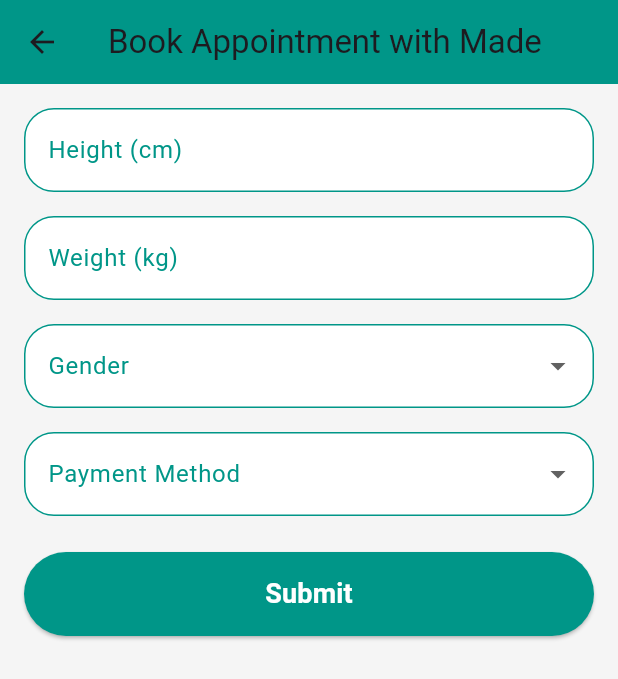
After one commit to geordievannese/GIZIJAGA, a Flutter app: the screen it shows after launch, item 2 of the bottom bar chosen, scrolled down 576 dp, after a tap on "Book an appointment", on a phone screen of 412 x 824 dp. The commit adds this screen. Shown: the top 679 px of the screen. Run offline on Flutter 3.47's test engine with Material 3 defaults, Android fonts, the phone set to English and light mode, and no system bars.

Commit message:
appointment maker

```diff
--- /dev/null
+++ b/lib/appointment.dart
@@ -0,0 +1,192 @@
+import 'package:flutter/material.dart';
+
+List<Map<String, dynamic>> bookingHistory = []; // Global booking history list
+
+class AppointmentPage extends StatefulWidget {
+  final String doctorName;
+  const AppointmentPage({super.key, required this.doctorName});
+
+  @override
+  _AppointmentPageState createState() => _AppointmentPageState();
+}
+
+class _AppointmentPageState extends State<AppointmentPage> with SingleTickerProviderStateMixin {
+  final _formKey = GlobalKey<FormState>();
+  TextEditingController heightController = TextEditingController();
+  TextEditingController weightController = TextEditingController();
+  String? gender;
+  String? paymentMethod;
+
+  late AnimationController _animationController;
+  late Animation<double> _animation;
+  bool bookingConfirmed = false;
+
+  @override
+  void initState() {
+    super.initState();
+    _animationController = AnimationController(
+      duration: const Duration(seconds: 2),
+      vsync: this,
+    );
+    _animation = CurvedAnimation(
+      parent: _animationController,
+      curve: Curves.easeOut,
+    );
+  }
+
+  @override
+  void dispose() {
+    _animationController.dispose();
+    heightController.dispose();
+    weightController.dispose();
+    super.dispose();
+  }
+
+  void _submitForm() {
+    if (_formKey.currentState!.validate()) {
+      // Add booking to history
+      bookingHistory.add({
+        'doctor': widget.doctorName,
+        'height': heightController.text,
+        'weight': weightController.text,
+        'gender': gender,
+        'paymentMethod': paymentMethod,
+        'date': DateTime.now(),
+      });
+
+      setState(() {
+        bookingConfirmed = true;
+      });
+      _animationController.forward().then((_) {
+        ScaffoldMessenger.of(context).showSnackBar(
+          SnackBar(
+            content: const Text("Your booking has been saved!"),
+            behavior: SnackBarBehavior.floating,
+            duration: const Duration(seconds: 2),
+          ),
+        );
+      });
+    }
+  }
+
+  @override
+  Widget build(BuildContext context) {
+    return Scaffold(
+      backgroundColor: Colors.grey[100],
+      appBar: AppBar(
+        title: Text('Book Appointment with ${widget.doctorName}'),
+        backgroundColor: Colors.teal,
+        elevation: 0,
+      ),
+      body: bookingConfirmed
+          ? Center(
+              child: ScaleTransition(
+                scale: _animation,
+                child: const Column(
+                  mainAxisAlignment: MainAxisAlignment.center,
+                  children: [
+                    Icon(Icons.check_circle, color: Colors.teal, size: 100),
+                    SizedBox(height: 20),
+                    Text(
+                      "Your booking has been saved!",
+                      style: TextStyle(fontSize: 24, fontWeight: FontWeight.bold, color: Colors.teal),
+                    ),
+                  ],
+                ),
+              ),
+            )
+          : Padding(
+              padding: const EdgeInsets.all(16.0),
+              child: Form(
+                key: _formKey,
+                child: ListView(
+                  children: [
+                    _buildTextField(heightController, 'Height (cm)', TextInputType.number),
+                    const SizedBox(height: 16),
+                    _buildTextField(weightController, 'Weight (kg)', TextInputType.number),
+                    const SizedBox(height: 16),
+                    _buildDropdown('Gender', ['Male', 'Female', 'Other'], (value) => gender = value),
+                    const SizedBox(height: 16),
+                    _buildDropdown('Payment Method', ['Credit Card', 'Debit Card', 'Cash'], (value) => paymentMethod = value),
+                    const SizedBox(height: 24),
+                    ElevatedButton(
+                      onPressed: _submitForm,
+                      style: ElevatedButton.styleFrom(
+                        backgroundColor: Colors.teal,
+                        foregroundColor: Colors.white,
+                        padding: const EdgeInsets.symmetric(vertical: 15),
+                        shape: RoundedRectangleBorder(borderRadius: BorderRadius.circular(30)),
+                      ),
+                      child: const Text(
+                        'Submit',
+                        style: TextStyle(fontSize: 18, fontWeight: FontWeight.bold),
+                      ),
+                    ),
+                  ],
+                ),
+              ),
+            ),
+    );
+  }
+
+  Widget _buildTextField(TextEditingController controller, String label, TextInputType keyboardType) {
+    return TextFormField(
+      controller: controller,
+      decoration: InputDecoration(
+        labelText: label,
+        filled: true,
+        fillColor: Colors.white,
+        labelStyle: const TextStyle(color: Colors.teal),
+        border: OutlineInputBorder(borderRadius: BorderRadius.circular(20)),
+        enabledBorder: OutlineInputBorder(
+          borderSide: const BorderSide(color: Colors.teal),
+          borderRadius: BorderRadius.circular(20),
+        ),
+        focusedBorder: OutlineInputBorder(
+          borderSide: const BorderSide(color: Colors.teal, width: 2),
+          borderRadius: BorderRadius.circular(20),
+        ),
+      ),
+      keyboardType: keyboardType,
+      validator: (value) {
+        if (value == null || value.isEmpty) {
+          return 'Please enter your $label';
+        }
+        return null;
+      },
+    );
+  }
+
+  Widget _buildDropdown(String label, List<String> items, void Function(String?) onChanged) {
+    return DropdownButtonFormField<String>(
+      decoration: InputDecoration(
+        labelText: label,
+        filled: true,
+        fillColor: Colors.white,
+        labelStyle: const TextStyle(color: Colors.teal),
+        border: OutlineInputBorder(borderRadius: BorderRadius.circular(20)),
+        enabledBorder: OutlineInputBorder(
+          borderSide: const BorderSide(color: Colors.teal),
+          borderRadius: BorderRadius.circular(20),
+        ),
+        focusedBorder: OutlineInputBorder(
+          borderSide: const BorderSide(color: Colors.teal, width: 2),
+          borderRadius: BorderRadius.circular(20),
+        ),
+      ),
+      items: items
+          .map((item) => DropdownMenuItem(
+                value: item,
+                child: Text(item),
+              ))
+          .toList(),
+      onChanged: onChanged,
+      validator: (value) {
+        if (value == null) {
+          return 'Please select your $label';
+        }
+        return null;
+      },
+    );
+  }
+}
--- a/lib/konsultasi.dart
+++ b/lib/konsultasi.dart
@@ -1,6 +1,7 @@
 import 'package:flutter/material.dart';
 import 'dart:async';
 import 'dart:math';
+import 'appointment.dart'; // Import the new file for appointment booking
 
 class KonsultasiDokterPage extends StatefulWidget {
   const KonsultasiDokterPage({super.key});
@@ -92,7 +93,6 @@ void _filterDoctors(String query) {
     });
   }
 
-
   @override
   Widget build(BuildContext context) {
     return SingleChildScrollView(
@@ -157,7 +157,10 @@ void _filterDoctors(String query) {
                     ),
                     borderRadius: BorderRadius.circular(20),
                   ),
-                  child: Row(
+                  child: Column(
+                    crossAxisAlignment: CrossAxisAlignment.start,
+                    children: [
+                      Row(
                         crossAxisAlignment: CrossAxisAlignment.center,
                         children: [
                           const CircleAvatar(
@@ -234,6 +237,34 @@ void _filterDoctors(String query) {
                           ),
                         ],
                       ),
+                      const SizedBox(height: 10),
+                      Align(
+                        alignment: Alignment.centerRight,
+                        child: TextButton(
+                          onPressed: () {
+                            Navigator.push(
+                              context,
+                              MaterialPageRoute(
+                                builder: (context) => AppointmentPage(doctorName: doctor['name']!),
+                              ),
+                            );
+                          },
+                          style: TextButton.styleFrom(
+                            backgroundColor: Colors.teal,
+                            foregroundColor: Colors.white,
+                            padding: const EdgeInsets.symmetric(horizontal: 16, vertical: 8),
+                            shape: RoundedRectangleBorder(
+                              borderRadius: BorderRadius.circular(10),
+                            ),
+                          ),
+                          child: const Text(
+                            'Book an appointment',
+                            style: TextStyle(fontSize: 16),
+                          ),
+                        ),
+                      ),
+                    ],
+                  ),
                 ),
               );
             },
```
Lines whose indentation alone changed are shown as unchanged.
